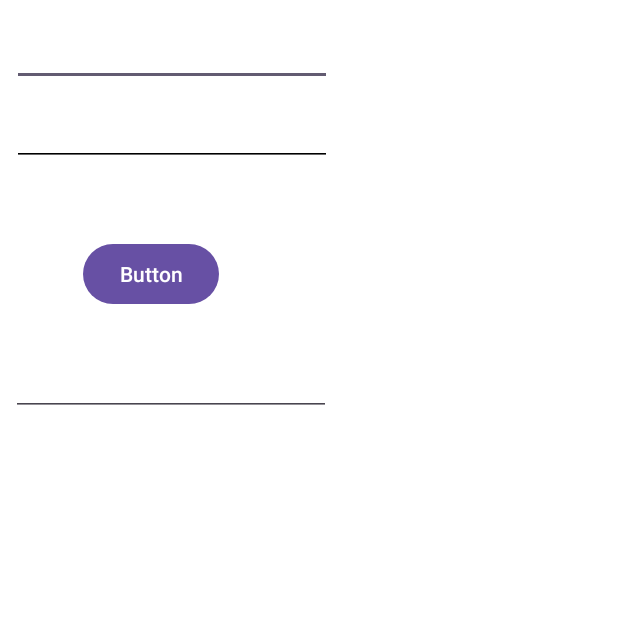
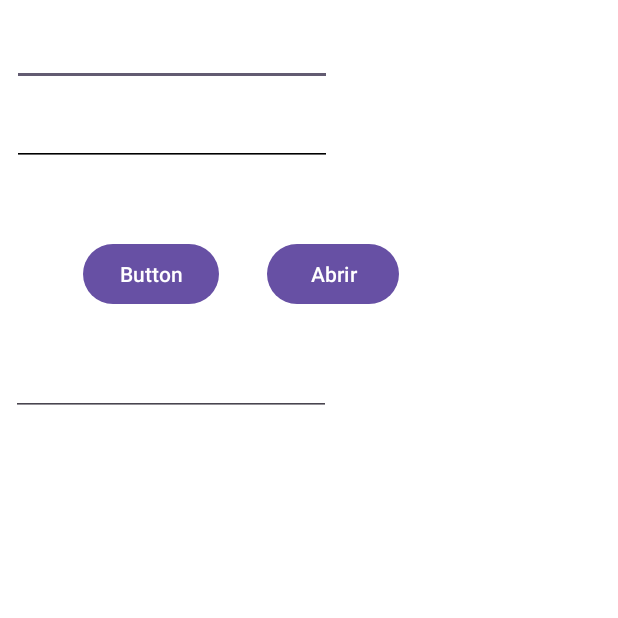
Before and after one commit to gabshioda/FMU2023_2, an Android app: the screen it shows after launch (MainActivity), on a phone screen of 412 x 824 dp, the top half of it. Run offline under Robolectric (Android 15) with nearby library versions, the phone set to English and light mode, and no system bars.

Commit message:
Segunda vesão

```diff
--- a/app/src/main/AndroidManifest.xml
+++ b/app/src/main/AndroidManifest.xml
@@ -13,6 +13,9 @@
         android:theme="@style/Theme.Exemplo"
         tools:targetApi="31">
         <activity
+            android:name=".MainActivity2"
+            android:exported="false" />
+        <activity
             android:name=".MainActivity"
             android:exported="true">
             <intent-filter>
--- a/app/src/main/res/layout/activity_main.xml
+++ b/app/src/main/res/layout/activity_main.xml
@@ -52,4 +52,14 @@
         android:text="Button"
         app:layout_constraintBottom_toTopOf="@+id/editTextNumber3"
         app:layout_constraintStart_toStartOf="@+id/editTextNumber3" />
+
+    <Button
+        android:id="@+id/button2"
+        android:layout_width="wrap_content"
+        android:layout_height="wrap_content"
+        android:layout_marginStart="32dp"
+        android:onClick="abrirJanela"
+        android:text="Abrir"
+        app:layout_constraintBaseline_toBaselineOf="@+id/button"
+        app:layout_constraintStart_toEndOf="@+id/button" />
 </androidx.constraintlayout.widget.ConstraintLayout>
```
Also changed, not shown: app/src/main/java/com/example/exemplo/MainActivity.java (+11 -0 lines), app/src/main/java/com/example/exemplo/MainActivity2.java (added, +20 -0 lines), app/src/main/res/layout/activity_main2.xml (added, +18 -0 lines).
